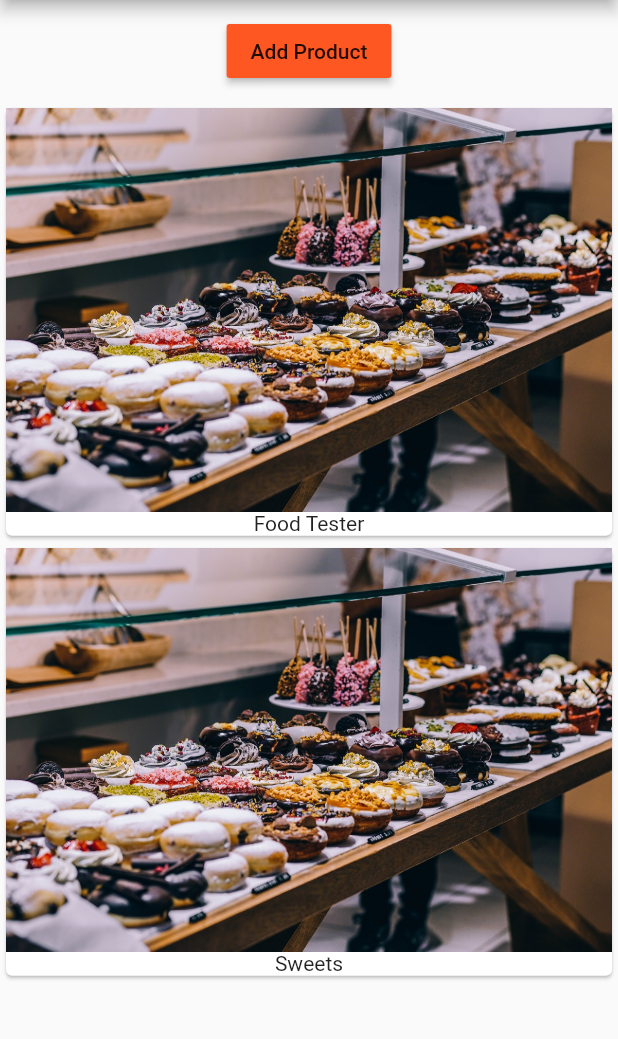
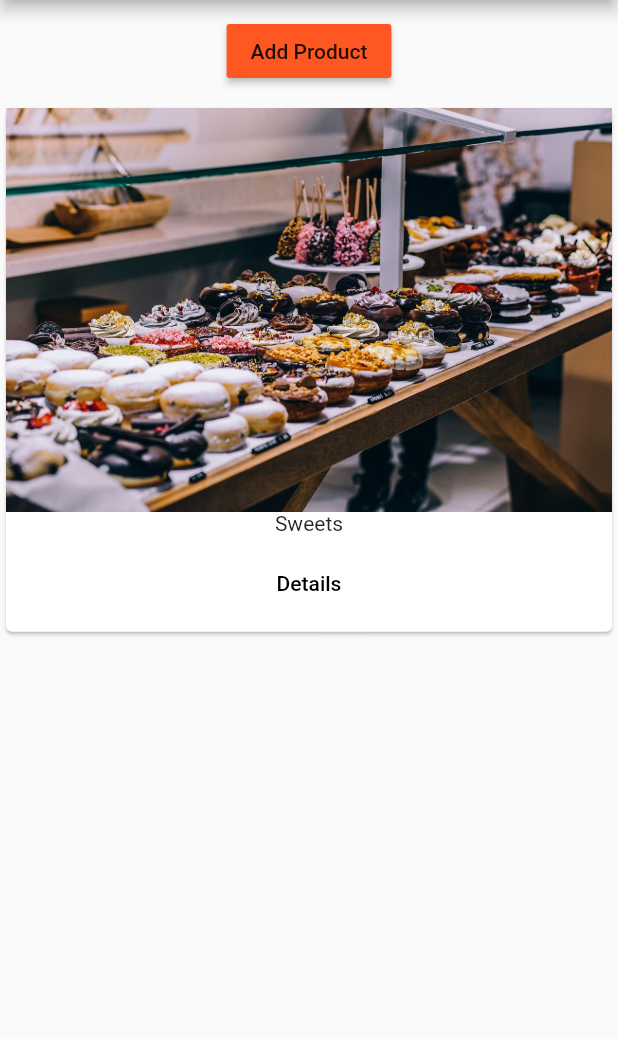
Before and after one commit to HeresJohnny5/flutterEasyList, a Flutter app: the screen it shows after launch, after a tap on "Add Product", on a phone screen of 412 x 824 dp, the part 84-1123 px from its top. Run offline on Flutter 3.47's test engine with Material 2 defaults, Android fonts, the phone set to English and light mode, and no system bars.

Commit message:
Add pages directory with home and product dart files. When Dart runs the MyApp Widget it now invokes the HomePage Widget. Add basic navigation.

```diff
--- a/lib/main.dart
+++ b/lib/main.dart
@@ -2,7 +2,7 @@ import 'package:flutter/material.dart';
 // import 'package:flutter/rendering.dart';
 
 // LOCAL IMPORTS
-import './product_manager.dart';
+import './pages/home.dart';
 
 void main() {
   // debugPaintSizeEnabled = true;
@@ -19,12 +19,7 @@ class MyApp extends StatelessWidget {
         primarySwatch: Colors.deepOrange,
         accentColor: Colors.deepPurple,
       ),
-      home: Scaffold(
-        appBar: AppBar(
-          title: Text('EasyList'),
-        ),
-        body: ProductManager('Food Tester'),
-      ),
+      home: HomePage(),
     );
   }
 }
--- /dev/null
+++ b/lib/pages/home.dart
@@ -0,0 +1,16 @@
+import 'package:flutter/material.dart';
+
+// LOCAL IMPORTS
+import '../product_manager.dart';
+
+class HomePage extends StatelessWidget {
+  @override
+    Widget build(BuildContext context) {
+      return Scaffold(
+        appBar: AppBar(
+          title: Text('EasyList'),
+        ),
+        body: ProductManager(),
+      );
+    }
+}
--- a/lib/product_manager.dart
+++ b/lib/product_manager.dart
@@ -7,7 +7,7 @@ import './product_control.dart';
 class ProductManager extends StatefulWidget {
   final String startingProduct;
 
-  ProductManager([this.startingProduct = 'Sweets Tester']);
+  ProductManager({this.startingProduct});
 
   @override
     State<StatefulWidget> createState() {
@@ -21,7 +21,10 @@ class _ProductManagerState extends State<ProductManager> {
   @override
     void initState() {
       super.initState();
-      _products.add(widget.startingProduct);
+
+      if (widget.startingProduct != null) {
+        _products.add(widget.startingProduct);
+      }
     }
 
   // PRIVATE METHOD
--- a/lib/products.dart
+++ b/lib/products.dart
@@ -1,4 +1,7 @@
 import 'package:flutter/material.dart';
+
+// LOCAL IMPORTS
+import './pages/product.dart';
 
 class Products extends StatelessWidget {
   final List<String> products;
@@ -12,16 +15,44 @@ class Products extends StatelessWidget {
               children: <Widget>[
                 Image.asset('assets/food.jpg'),
                 Text(products[index]),
+                ButtonBar(
+                  alignment: MainAxisAlignment.center,
+                  children: <Widget>[
+                    FlatButton(
+                      child: Text('Details'),
+                      onPressed: () {
+                        return Navigator.push(
+                          context,
+                          MaterialPageRoute(
+                            builder: (BuildContext context) => ProductPage()
+                          ),
+                        );
+                      }
+                    ),
+                  ],
+                ),
               ],
             ),
           );
   }
 
-  @override
-    Widget build(BuildContext context) {
-      return ListView.builder(
+  Widget _buildProductList() {
+    Widget productCards;
+
+    if (products.isNotEmpty) {
+      productCards = ListView.builder(
         itemBuilder: _buildProductItem,
         itemCount: products.length,
       );
+    } else {
+      productCards = Container();
+    }
+
+    return productCards;
   }
+
+  @override
+    Widget build(BuildContext context) {
+      return _buildProductList();
+    }
 }
```
Also changed, not shown: lib/pages/product.dart (added, +23 -0 lines).
